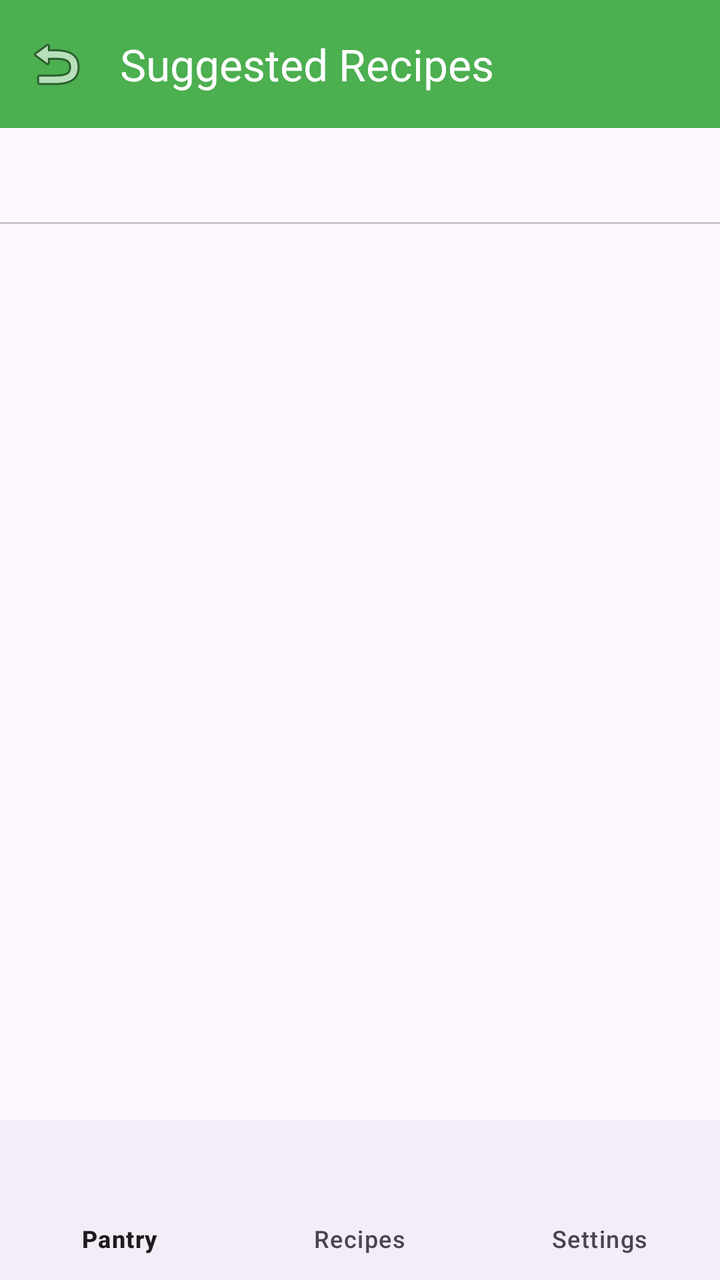
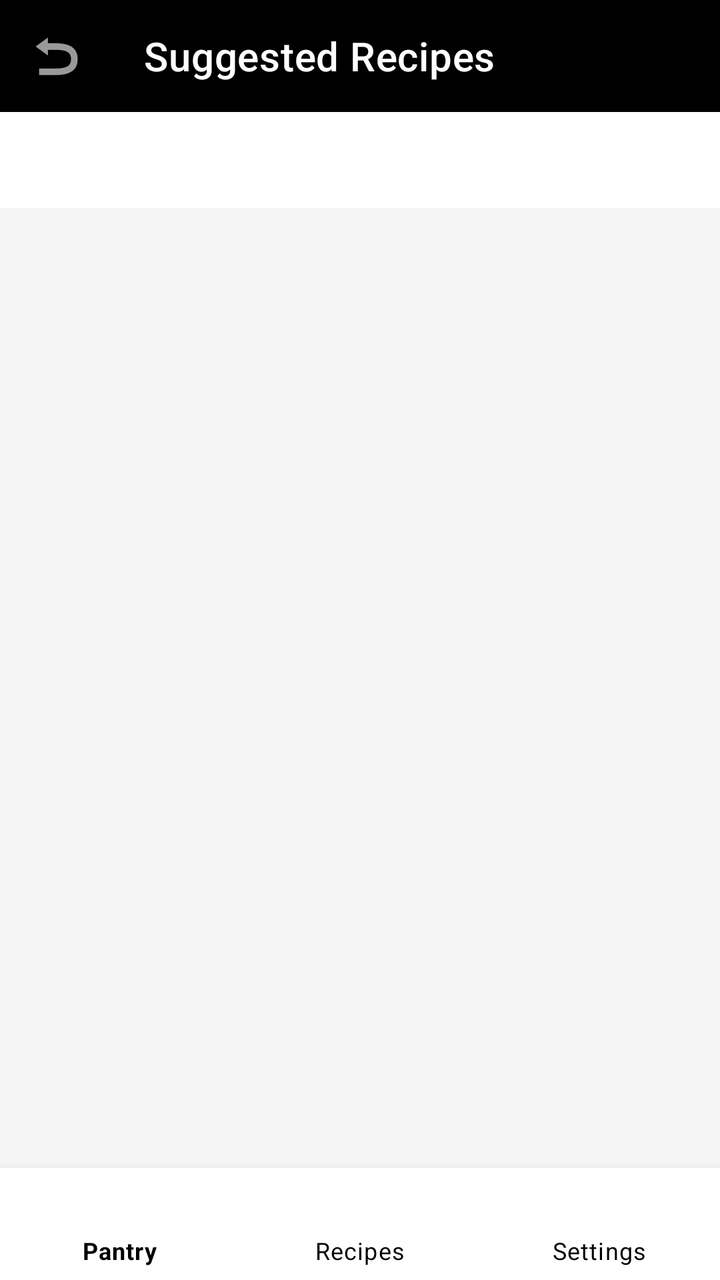

Two renders of the same Android screen: before a commit and after it. Below are the layout's source before the change and the commit's diff.
<!-- AndroidManifest.xml: application theme Theme.SmartPantryManager -->
<!-- res/layout/activity_suggested_recipes.xml -->
<?xml version="1.0" encoding="utf-8"?>
<LinearLayout xmlns:android="http://schemas.android.com/apk/res/android"
    xmlns:app="http://schemas.android.com/apk/res-auto"
    android:layout_width="match_parent"
    android:layout_height="match_parent"
    android:orientation="vertical">

    <com.google.android.material.appbar.MaterialToolbar
        android:id="@+id/toolbar"
        android:layout_width="match_parent"
        android:layout_height="?attr/actionBarSize"
        android:background="#4CAF50"
        app:navigationIcon="@android:drawable/ic_menu_revert"
        app:title="Suggested Recipes"
        app:titleTextColor="@android:color/white" />

    <com.google.android.material.tabs.TabLayout
        android:id="@+id/tabLayout"
        android:layout_width="match_parent"
        android:layout_height="wrap_content"
        app:tabMode="fixed"
        app:tabTextColor="@android:color/black"
        app:tabSelectedTextColor="#4CAF50" />

    
    <LinearLayout
        android:id="@+id/layoutEmptyState"
        android:layout_width="match_parent"
        android:layout_height="0dp"
        android:layout_weight="1"
        android:orientation="vertical"
        android:gravity="center"
        android:padding="32dp"
        android:visibility="gone">

        <TextView
            android:id="@+id/tvEmptyMessage"
            android:layout_width="wrap_content"
            android:layout_height="wrap_content"
            android:layout_marginTop="16dp"
            android:text="No recipes match your pantry yet.\nAdd more ingredients!"
            android:textAlignment="center"
            android:textSize="16sp"
            android:textColor="@android:color/darker_gray" />
    </LinearLayout>

    
    <androidx.recyclerview.widget.RecyclerView
        android:id="@+id/recyclerViewRecipes"
        android:layout_width="match_parent"
        android:layout_height="0dp"
        android:layout_weight="1"
        android:padding="8dp" />

    
    <com.google.android.material.bottomnavigation.BottomNavigationView
        android:id="@+id/bottomNavigation"
        android:layout_width="match_parent"
        android:layout_height="wrap_content"
        app:menu="@menu/bottom_nav_menu"
        app:labelVisibilityMode="labeled" />

</LinearLayout>
<!-- resources referenced by this layout -->
<resources>
  <style name="Theme.SmartPantryManager" parent="Base.Theme.SmartPantryManager" />
  <style name="Base.Theme.SmartPantryManager" parent="Theme.Material3.DayNight.NoActionBar">
          
          
      </style>
</resources>

<!-- the commit's change to res/layout/activity_suggested_recipes.xml (unified diff, before → after) -->
@@ -9,7 +9,7 @@
         android:id="@+id/toolbar"
         android:layout_width="match_parent"
         android:layout_height="?attr/actionBarSize"
-        android:background="#4CAF50"
+        android:background="#000000"
         app:navigationIcon="@android:drawable/ic_menu_revert"
         app:title="Suggested Recipes"
         app:titleTextColor="@android:color/white" />
@@ -57,6 +57,9 @@
         android:id="@+id/bottomNavigation"
         android:layout_width="match_parent"
         android:layout_height="wrap_content"
+        android:background="#FFFFFF"
+        app:itemIconTint="#000000"
+        app:itemTextColor="#000000"
         app:menu="@menu/bottom_nav_menu"
         app:labelVisibilityMode="labeled" />
 
<!-- resource entries referenced after the edit -->
@@ -1,9 +1,22 @@
 <!-- resources referenced by this layout -->
 <resources>
-  <style name="Theme.SmartPantryManager" parent="Base.Theme.SmartPantryManager" />
-  <style name="Base.Theme.SmartPantryManager" parent="Theme.Material3.DayNight.NoActionBar">
+  <style name="Theme.SmartPantryManager" parent="Theme.MaterialComponents.DayNight.NoActionBar">
           
+          <item name="colorPrimary">#000000</item>
+          <item name="colorPrimaryVariant">#000000</item>
+          <item name="colorOnPrimary">#FFFFFF</item>
+  
           
+          <item name="colorSecondary">#000000</item>
+          <item name="colorSecondaryVariant">#000000</item>
+          <item name="colorOnSecondary">#FFFFFF</item>
+  
+          
+          <item name="android:statusBarColor">#000000</item>
+          <item name="android:windowLightStatusBar">false</item>
+  
+          
+          <item name="android:windowBackground">#F5F5F5</item>
       </style>
 </resources>
 
